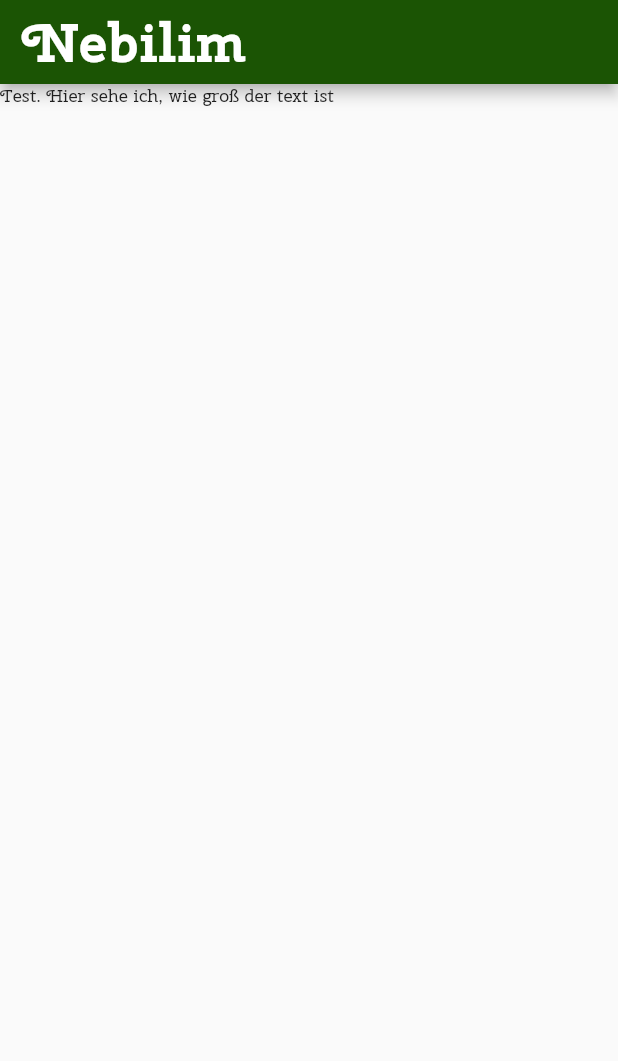
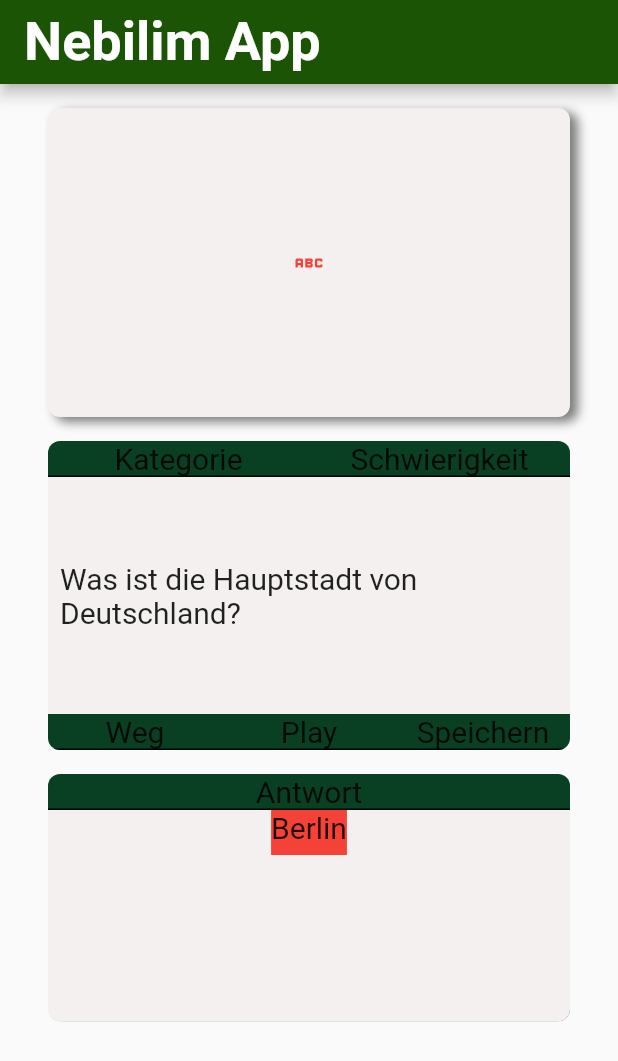
Before and after one commit to bariskoe/nebilimapp, a Flutter app: the screen it shows after launch, on a phone screen of 412 x 824 dp. Shown: the top 1061 px of the screen. Run offline on Flutter 3.47's test engine with Material 2 defaults, Android fonts, the light colour scheme and no system bars; our stand-ins replace logger, sqflite, synchronized; accounts and stored records are empty; generated files the repository leaves out were written again.

Commit message:
feat: Sqlite Database work in progress, Questions CSV File.

```diff
--- a/lib/custom_widgets/standard_page_widget.dart
+++ b/lib/custom_widgets/standard_page_widget.dart
@@ -1,6 +1,6 @@
 import 'package:flutter/material.dart';
 
-import '../ui/constants/constants.dart';
+import '../ui/ui_constants/ui_constants.dart';
 
 class StandardPageWidget extends StatelessWidget {
   final Widget child;
--- a/lib/main.dart
+++ b/lib/main.dart
@@ -1,6 +1,7 @@
 import 'package:flutter/material.dart';
 import 'package:flutter_localizations/flutter_localizations.dart';
 import 'package:nebilimapp/custom_widgets/standard_page_widget.dart';
+import 'package:nebilimapp/pages/single_quiz_page.dart';
 import 'package:nebilimapp/ui/themes/themes.dart';
 import 'package:flutter_gen/gen_l10n/app_localizations.dart';
 
@@ -14,9 +15,10 @@ class MyApp extends StatelessWidget {
   @override
   Widget build(BuildContext context) {
     return MaterialApp(
+      debugShowCheckedModeBanner: false,
       title: 'Flutter Demo',
       theme: Themes.greentheme(),
-      home: Testpage(),
+      home: const SingleQuizPage(),
       localizationsDelegates: const [
         AppLocalizations.delegate,
         GlobalMaterialLocalizations.delegate,
@@ -30,18 +32,3 @@ class MyApp extends StatelessWidget {
     );
   }
 }
-
-class Testpage extends StatelessWidget {
-  const Testpage({Key? key}) : super(key: key);
-
-  @override
-  Widget build(BuildContext context) {
-    return StandardPageWidget(
-      appBarTitle: 'Nebilim',
-      child: Text(
-        'Test. Hier sehe ich, wie groß der text ist',
-        style: Theme.of(context).textTheme.subtitle1,
-      ),
-    );
-  }
-}
--- /dev/null
+++ b/lib/pages/single_quiz_page.dart
@@ -0,0 +1,150 @@
+import 'package:flutter/material.dart';
+
+import 'package:nebilimapp/ui/standard_widgets/standard_ui_widgets.dart';
+
+import '../custom_widgets/standard_page_widget.dart';
+import 'package:flutter_gen/gen_l10n/app_localizations.dart';
+
+import '../ui/ui_constants/ui_constants.dart';
+
+class SingleQuizPage extends StatelessWidget {
+  const SingleQuizPage({Key? key}) : super(key: key);
+
+  @override
+  Widget build(BuildContext context) {
+    final width = MediaQuery.of(context).size.width;
+    return StandardPageWidget(
+        appBarTitle: AppLocalizations.of(context)!.appTitle,
+        child: Padding(
+          padding: const EdgeInsets.symmetric(
+              horizontal: UiConstantsPadding.xxlarge),
+          child: Column(
+            children: const [
+              SizedBox(
+                height: UiConstantsPadding.xlarge,
+              ),
+              QuestionImageContainer(),
+              SizedBox(
+                height: UiConstantsPadding.xlarge,
+              ),
+              QuestionContainer(),
+              SizedBox(
+                height: UiConstantsPadding.xlarge,
+              ),
+              AnswerContainer(),
+            ],
+          ),
+        ));
+  }
+}
+
+class QuestionImageContainer extends StatelessWidget {
+  const QuestionImageContainer({Key? key}) : super(key: key);
+  @override
+  Widget build(BuildContext context) {
+    final height = MediaQuery.of(context).size.height;
+    return Container(
+      height: height * 0.25,
+      width: double.infinity,
+      decoration: StandardUiWidgets.standardBoxDecoration(context: context),
+      child: const Icon(
+        Icons.abc_outlined,
+        color: Colors.red,
+      ),
+    );
+  }
+}
+
+class QuestionContainer extends StatelessWidget {
+  const QuestionContainer({Key? key}) : super(key: key);
+
+  @override
+  Widget build(BuildContext context) {
+    final height = MediaQuery.of(context).size.height;
+    return ClipRRect(
+      borderRadius: const BorderRadius.all(Radius.circular(
+        UiConstantsRadius.regular,
+      )),
+      clipBehavior: Clip.antiAlias,
+      child: Container(
+          height: height * 0.25,
+          width: double.infinity,
+          decoration: StandardUiWidgets.standardBoxDecoration(context: context),
+          child: Column(
+            children: [
+              Row(
+                children: [
+                  const Expanded(
+                    child: QuestionHeadlineWidget(child: Text('Kategorie')),
+                  ),
+                  Expanded(
+                    child: QuestionHeadlineWidget(child: Text('Schwierigkeit')),
+                  ),
+                ],
+              ),
+              Expanded(
+                  child: Container(
+                      padding: EdgeInsets.all(UiConstantsPadding.regular),
+                      child: Center(
+                          child: Text(
+                              'Was ist die Hauptstadt von Deutschland?')))),
+              Row(
+                children: [
+                  Expanded(child: QuestionHeadlineWidget(child: Text('Weg'))),
+                  Expanded(child: QuestionHeadlineWidget(child: Text('Play'))),
+                  Expanded(
+                      child: QuestionHeadlineWidget(child: Text('Speichern'))),
+                ],
+              )
+            ],
+          )),
+    );
+  }
+}
+
+class QuestionHeadlineWidget extends StatelessWidget {
+  final Widget child;
+  const QuestionHeadlineWidget({Key? key, required this.child})
+      : super(key: key);
+
+  @override
+  Widget build(BuildContext context) {
+    return Container(
+      alignment: Alignment.center,
+      decoration: BoxDecoration(
+          color: Theme.of(context).colorScheme.secondary,
+          border: const Border(bottom: BorderSide(width: 1))),
+      child: Container(
+        child: child,
+      ),
+    );
+  }
+}
+
+class AnswerContainer extends StatelessWidget {
+  const AnswerContainer({Key? key}) : super(key: key);
+  @override
+  Widget build(BuildContext context) {
+    final height = MediaQuery.of(context).size.height;
+    return ClipRRect(
+      borderRadius: const BorderRadius.all(Radius.circular(
+        UiConstantsRadius.regular,
+      )),
+      child: Container(
+          decoration: StandardUiWidgets.standardBoxDecoration(context: context),
+          height: height * 0.2,
+          child: Column(
+            children: [
+              QuestionHeadlineWidget(child: Text('Antwort')),
+              Center(
+                child: AnimatedContainer(
+                    color: Colors.red,
+                    height: 30,
+                    duration: Duration(seconds: 1),
+                    child: Text('Berlin')),
+              ),
+            ],
+          )),
+    );
+  }
+}
--- /dev/null
+++ b/lib/ui/standard_widgets/standard_ui_widgets.dart
@@ -0,0 +1,32 @@
+import 'package:flutter/material.dart';
+
+import '../ui_constants/ui_constants.dart';
+
+class StandardUiWidgets {
+  static standardBoxDecoration(
+      {required BuildContext context,
+      List<Color>? gradientcolors,
+      bool shadowOn = true,
+      String? imagePath}) {
+    return BoxDecoration(
+        image: imagePath != null
+            ? DecorationImage(
+                image: AssetImage(imagePath), fit: BoxFit.cover, opacity: 0.1)
+            : null,
+        gradient: gradientcolors != null
+            ? LinearGradient(colors: gradientcolors)
+            : null,
+        color: Theme.of(context).colorScheme.background,
+        borderRadius: BorderRadius.circular(UiConstantsRadius.regular),
+        boxShadow: shadowOn ? standardBoxShadow() : []);
+  }
+
+  static standardBoxShadow() {
+    return [
+      BoxShadow(
+          blurRadius: 5,
+          color: Colors.black.withOpacity(0.5),
+          offset: const Offset(5, 3))
+    ];
+  }
+}
--- a/pubspec.yaml
+++ b/pubspec.yaml
@@ -88,6 +88,12 @@ flutter:
   #   - images/a_dot_burr.jpeg
   #   - images/a_dot_ham.jpeg
 
+flutter_assets:
+  assets_path: assets/
+  output_path: lib/constants/
+  filename: assets.dart
+  field_prefix: resource
+
   # An image asset can refer to one or more resolution-specific "variants", see
   # https://flutter.dev/assets-and-images/#resolution-aware
 
```
Also changed, not shown: lib/constants/assets.dart (added, +15 -0 lines), lib/database/database_helper.dart (added, +99 -0 lines), lib/database/raw_data/Aktive Fragen Flutter - Sheet2.csv (added, +66 -0 lines), lib/ui/standard_widgets/error_box_widget.dart (added, +87 -0 lines), lib/ui/standard_widgets/loading_widget.dart (added, +20 -0 lines), lib/ui/ui_constants/ui_constants.dart (renamed from lib/ui/constants/constants.dart), 1 other file.
